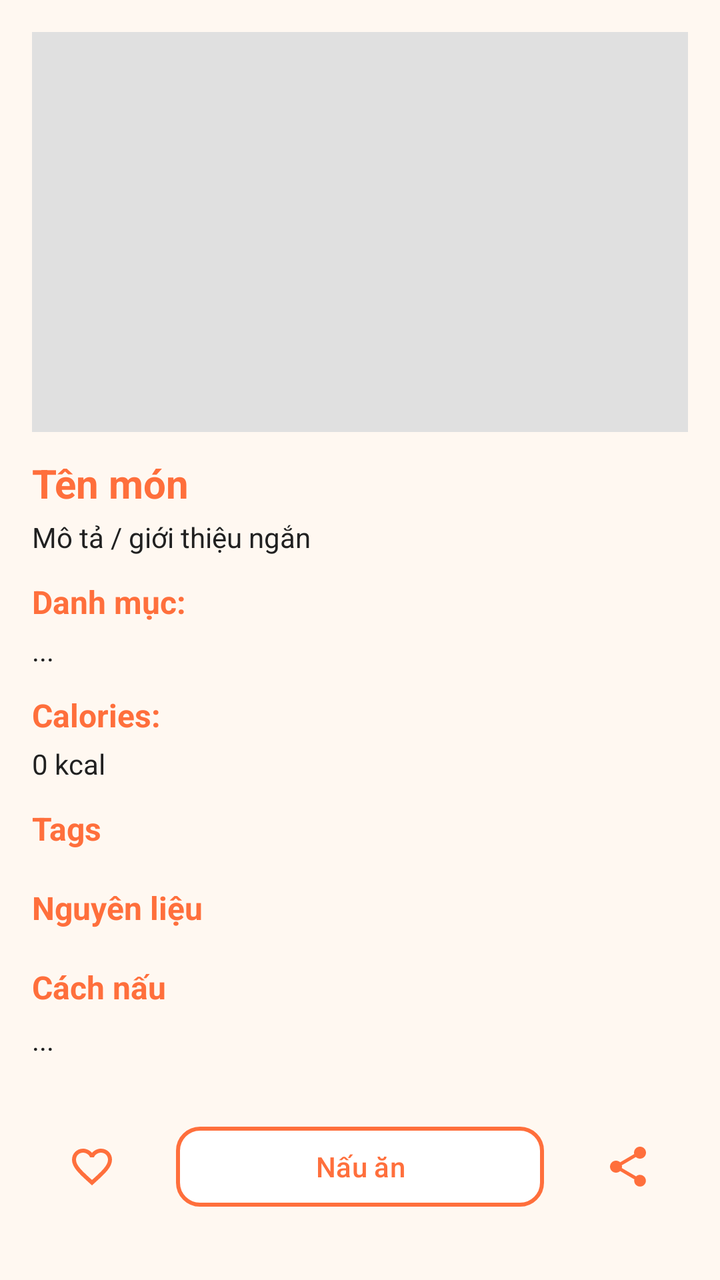
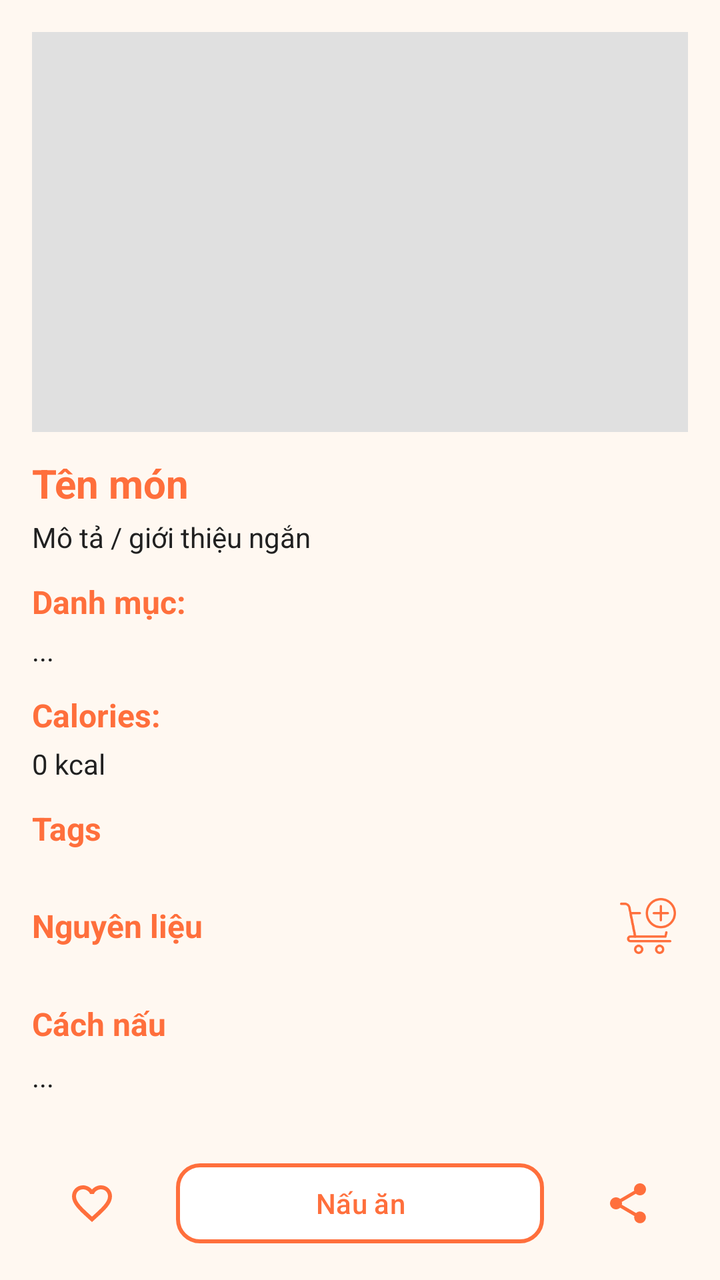

Screens rendered from an Android XML layout before and after an edit, with the pre-edit source and the edit as a unified diff.
<!-- AndroidManifest.xml: application theme Theme.Angiday -->
<!-- res/layout/fragment_food_detail.xml -->
<?xml version="1.0" encoding="utf-8"?>
<androidx.core.widget.NestedScrollView
    xmlns:android="http://schemas.android.com/apk/res/android"
    xmlns:app="http://schemas.android.com/apk/res-auto"
    android:layout_width="match_parent"
    android:layout_height="match_parent"
    android:background="@color/colorSurface"
    android:fillViewport="true">

    <LinearLayout
        android:orientation="vertical"
        android:padding="16dp"
        android:layout_width="match_parent"
        android:layout_height="wrap_content">

        
        <ImageView
            android:id="@+id/imgFoodDetail"
            android:layout_width="match_parent"
            android:layout_height="200dp"
            android:adjustViewBounds="true"
            android:scaleType="centerCrop"
            android:background="@color/colorOutline" />

        
        <TextView
            android:id="@+id/tvFoodTitle"
            android:layout_width="match_parent"
            android:layout_height="wrap_content"
            android:layout_marginTop="12dp"
            android:text="Tên món"
            android:textColor="@color/colorPrimary"
            android:textSize="20sp"
            android:textStyle="bold" />

        
        <TextView
            android:id="@+id/tvFoodDesc"
            android:layout_width="match_parent"
            android:layout_height="wrap_content"
            android:text="Mô tả / giới thiệu ngắn"
            android:textColor="@color/colorOnSurface"
            android:layout_marginTop="4dp" />

        
        <TextView
            android:layout_width="wrap_content"
            android:layout_height="wrap_content"
            android:text="Danh mục:"
            android:textStyle="bold"
            android:textColor="@color/colorPrimary"
            android:layout_marginTop="12dp"
            android:textSize="16sp"/>
        <TextView
            android:id="@+id/tvCategory"
            android:layout_width="wrap_content"
            android:layout_height="wrap_content"
            android:text="..."
            android:layout_marginTop="4dp"
            android:textColor="@color/colorOnSurface"/>
        
        <TextView
            android:layout_width="wrap_content"
            android:layout_height="wrap_content"
            android:text="Calories:"
            android:textStyle="bold"
            android:textColor="@color/colorPrimary"
            android:layout_marginTop="12dp"
            android:textSize="16sp"/>

        <TextView
            android:id="@+id/tvCalories"
            android:layout_width="wrap_content"
            android:layout_height="wrap_content"
            android:text="0 kcal"
            android:textColor="@color/colorOnSurface"
            android:layout_marginTop="4dp"/>

        
        <TextView
            android:layout_width="match_parent"
            android:layout_height="wrap_content"
            android:text="Tags"
            android:textStyle="bold"
            android:textColor="@color/colorPrimary"
            android:layout_marginTop="12dp"
            android:textSize="16sp"/>
        <com.google.android.material.chip.ChipGroup
            android:id="@+id/chipGroupTags"
            android:layout_width="match_parent"
            android:layout_height="wrap_content"
            app:chipSpacing="8dp"
            android:layout_marginTop="6dp" />

        
        <TextView
            android:layout_width="match_parent"
            android:layout_height="wrap_content"
            android:text="Nguyên liệu"
            android:textStyle="bold"
            android:textColor="@color/colorPrimary"
            android:layout_marginTop="12dp"
            android:textSize="16sp"/>
        <com.google.android.material.chip.ChipGroup
            android:id="@+id/chipGroupIngredients"
            android:layout_width="match_parent"
            android:layout_height="wrap_content"
            app:chipSpacing="8dp"
            android:layout_marginTop="6dp" />

        
        <TextView
            android:layout_width="match_parent"
            android:layout_height="wrap_content"
            android:text="Cách nấu"
            android:textStyle="bold"
            android:textColor="@color/colorPrimary"
            android:layout_marginTop="12dp"
            android:textSize="16sp"/>
        <TextView
            android:id="@+id/tvInstructions"
            android:layout_width="match_parent"
            android:layout_height="wrap_content"
            android:layout_marginTop="6dp"
            android:textColor="@color/colorOnSurface"
            android:lineSpacingExtra="4dp"
            android:text="..." />

        
        <LinearLayout
            android:id="@+id/youtubeContainer"
            android:layout_width="match_parent"
            android:layout_height="wrap_content"
            android:orientation="horizontal"
            android:gravity="center_vertical"
            android:padding="8dp"
            android:background="@drawable/bg_card_simple"
            android:visibility="gone">

            <ImageView
                android:layout_width="40dp"
                android:layout_height="40dp"
                android:src="@drawable/ic_youtube"
                android:contentDescription="@string/watch_video" />

            <TextView
                android:id="@+id/tvWatchYoutube"
                android:layout_width="wrap_content"
                android:layout_height="wrap_content"
                android:layout_marginStart="8dp"
                android:text="Xem video hướng dẫn"
                android:textColor="@android:color/black"
                android:textSize="16sp" />
        </LinearLayout>

        
        <LinearLayout
            android:layout_width="match_parent"
            android:layout_height="wrap_content"
            android:gravity="center"
            android:orientation="horizontal"
            android:layout_marginTop="24dp"
            android:layout_marginBottom="16dp">

            
            <ImageButton
                android:id="@+id/btnFavorite"
                android:layout_width="60dp"
                android:layout_height="60dp"
                android:background="?attr/selectableItemBackgroundBorderless"
                android:src="@drawable/ic_favorite_border"
                android:contentDescription="Yêu thích"
                android:tint="@color/colorPrimary" />

            
            <com.google.android.material.button.MaterialButton
                android:id="@+id/btnCook"
                android:layout_width="0dp"
                android:layout_height="wrap_content"
                android:layout_weight="1"
                android:layout_marginHorizontal="12dp"
                android:text="Nấu ăn"
                android:textAllCaps="false"
                android:textColor="@color/colorPrimary"
                app:cornerRadius="12dp"
                app:strokeColor="@color/colorPrimary"
                app:strokeWidth="2dp"
                app:backgroundTint="@android:color/white" />

            
            <ImageButton
                android:id="@+id/btnShare"
                android:layout_width="60dp"
                android:layout_height="60dp"
                android:background="?attr/selectableItemBackgroundBorderless"
                android:src="@drawable/ic_share"
                android:contentDescription="Chia sẻ"
                android:tint="@color/colorPrimary" />
        </LinearLayout>

    </LinearLayout>
</androidx.core.widget.NestedScrollView>
<!-- resources referenced by this layout -->
<resources>
  <color name="colorOnSurface">#212121</color>
  <color name="colorOutline">#E0E0E0</color>
  <color name="colorPrimary">#FF6F3C</color>
  <color name="colorSurface">#FFF8F1</color>
  <!-- drawable bg_card_simple (drawable) -->
  <?xml version="1.0" encoding="utf-8"?>
  <selector xmlns:android="http://schemas.android.com/apk/res/android">
  
  </selector>
  <!-- drawable ic_favorite_border (drawable) -->
  <vector xmlns:android="http://schemas.android.com/apk/res/android"
      android:width="24dp"
      android:height="24dp"
      android:viewportWidth="24"
      android:viewportHeight="24"
      android:tint="?attr/colorControlNormal">
  
      <path
          android:fillColor="@android:color/black"
          android:pathData="M16.5,3c-1.74,0 -3.41,0.81 -4.5,2.09C10.91,3.81 9.24,3 7.5,3
              4.42,3 2,5.42 2,8.5c0,3.78 3.4,6.86 8.55,11.54L12,21.35l1.45,-1.32
              C18.6,15.36 22,12.28 22,8.5
              22,5.42 19.58,3 16.5,3zM12.1,18.55
              L12,18.65l-0.1,-0.1C7.14,14.24 4,11.39 4,8.5
              4,6.5 5.5,5 7.5,5c1.54,0 3.04,1 3.57,2.36h1.87
              C13.46,6 14.96,5 16.5,5
              18.5,5 20,6.5 20,8.5
              c0,2.89 -3.14,5.74 -7.9,10.05z"/>
  </vector>
  <!-- drawable ic_share (drawable) -->
  <vector xmlns:android="http://schemas.android.com/apk/res/android"
      android:width="24dp"
      android:height="24dp"
      android:viewportWidth="24"
      android:viewportHeight="24"
      android:tint="?attr/colorControlNormal">
  
      <path
          android:fillColor="@android:color/black"
          android:pathData="M18,16.08c-0.76,0 -1.44,0.3 -1.96,0.77L8.91,12.7
              c0.05,-0.23 0.09,-0.46 0.09,-0.7s-0.03,-0.47 -0.09,-0.7l7.02,-4.11
              c0.54,0.5 1.25,0.81 2.07,0.81 1.66,0 3,-1.34 3,-3s-1.34,-3 -3,-3
              s-3,1.34 -3,3c0,0.24 0.03,0.47 0.09,0.7L8.07,9.81
              c-0.54,-0.5 -1.25,-0.81 -2.07,-0.81 -1.66,0 -3,1.34 -3,3s1.34,3 3,3
              c0.82,0 1.53,-0.31 2.07,-0.81l7.12,4.18c-0.06,0.21 -0.09,0.43 -0.09,0.66
              0,1.61 1.31,2.92 2.92,2.92 1.61,0 2.92,-1.31 2.92,-2.92
              0,-1.61 -1.31,-2.92 -2.92,-2.92z"/>
  </vector>
  <!-- drawable ic_youtube: png bitmap (drawable, 128888 bytes) -->
  <string name="watch_video">Xem video hướng dẫn</string>
  <style name="Theme.Angiday" parent="Base.Theme.Angiday" />
  <style name="Base.Theme.Angiday" parent="Theme.Material3.DayNight.NoActionBar">
          
          
      </style>
</resources>

<!-- the commit's change to res/layout/fragment_food_detail.xml (unified diff, before → after) -->
@@ -93,14 +93,34 @@
             android:layout_marginTop="6dp" />
 
         
-        <TextView
-            android:layout_width="match_parent"
-            android:layout_height="wrap_content"
-            android:text="Nguyên liệu"
-            android:textStyle="bold"
-            android:textColor="@color/colorPrimary"
-            android:layout_marginTop="12dp"
-            android:textSize="16sp"/>
+        <LinearLayout
+            android:layout_width="match_parent"
+            android:layout_height="wrap_content"
+            android:orientation="horizontal"
+            android:gravity="center_vertical"
+            android:layout_marginTop="12dp">
+
+            <TextView
+                android:layout_width="0dp"
+                android:layout_height="wrap_content"
+                android:layout_weight="1"
+                android:text="Nguyên liệu"
+                android:textStyle="bold"
+                android:textColor="@color/colorPrimary"
+                android:textSize="16sp" />
+
+            <ImageButton
+                android:id="@+id/btnAddToShopping"
+                android:layout_width="40dp"
+                android:layout_height="40dp"
+                android:padding="6dp"
+                android:background="?attr/selectableItemBackgroundBorderless"
+                android:src="@drawable/ic_add_shopping"
+                android:scaleType="fitCenter"
+                android:adjustViewBounds="true"
+                app:tint="@color/colorPrimary" />
+        </LinearLayout>
+
         <com.google.android.material.chip.ChipGroup
             android:id="@+id/chipGroupIngredients"
             android:layout_width="match_parent"
<!-- resource entries referenced after the edit -->
@@ -9,6 +9,7 @@
   <selector xmlns:android="http://schemas.android.com/apk/res/android">
   
   </selector>
+  <!-- drawable ic_add_shopping: png bitmap (drawable, 3219 bytes) -->
   <!-- drawable ic_favorite_border (drawable) -->
   <vector xmlns:android="http://schemas.android.com/apk/res/android"
       android:width="24dp"
